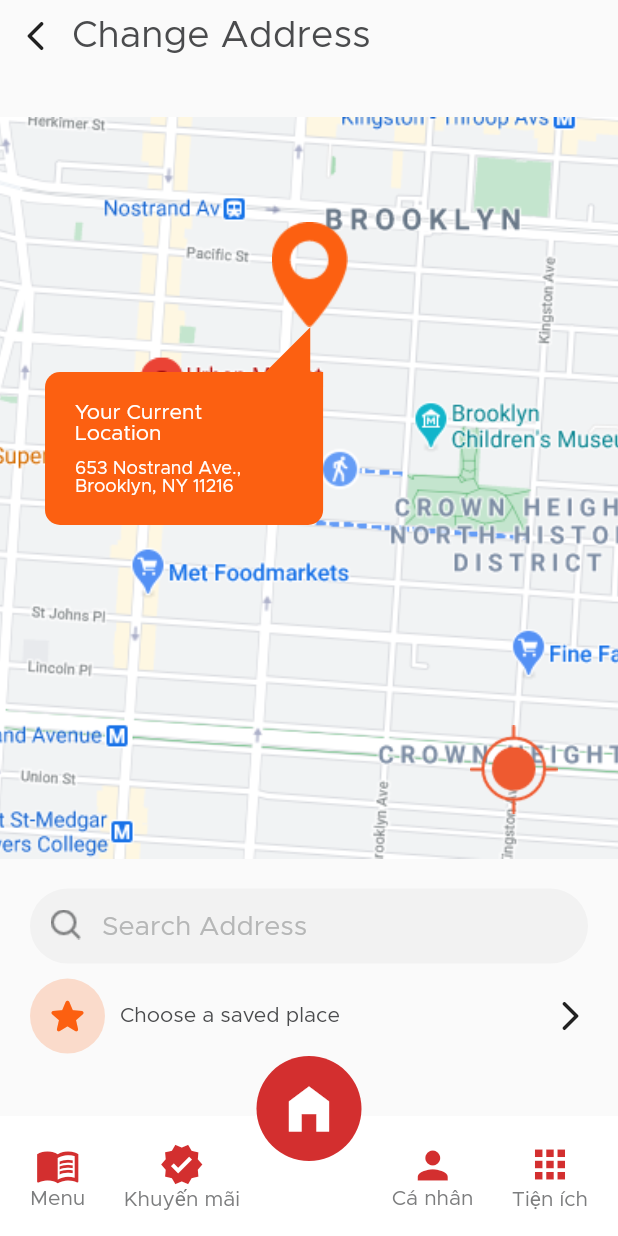
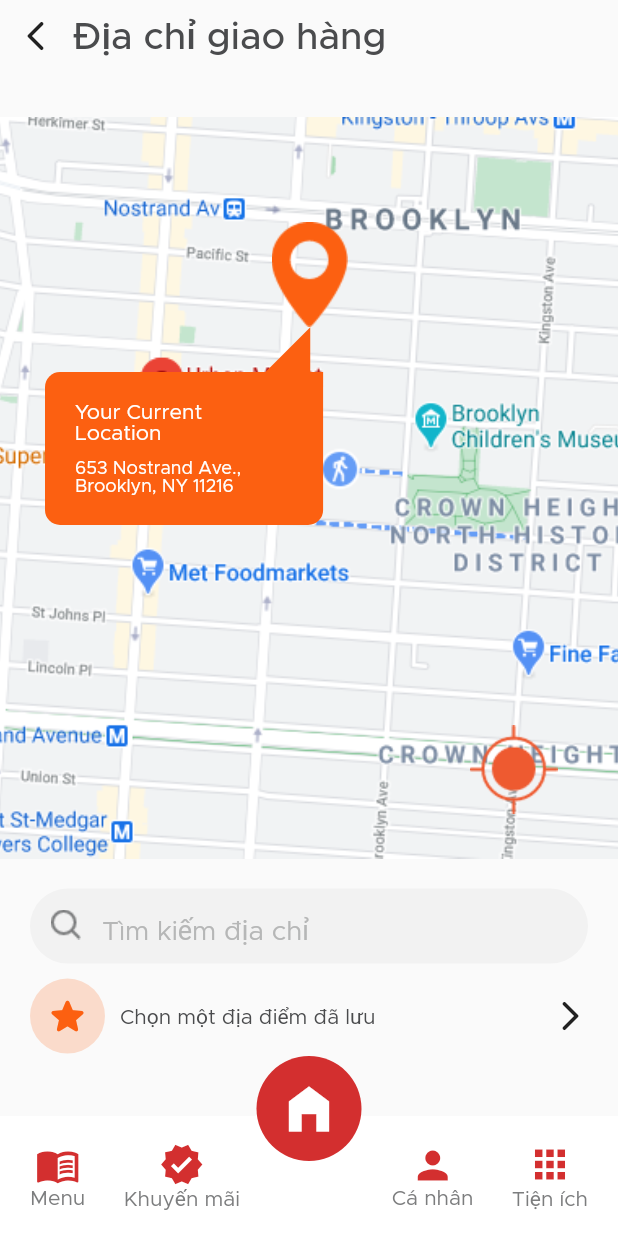
Before and after one commit to kaisertuan98/Food_delivery, a Flutter app: the ChangeAddressScreen screen opened by its route, on a phone screen of 412 x 824 dp. Run offline on Flutter 3.47's test engine with Material 2 defaults, Android fonts, the light colour scheme and no system bars; our stand-ins replace firebase_auth, firebase_core, google_sign_in; missing offline and left inert: clip_shadow; accounts and stored records are empty.

Commit message:
update logo

```diff
--- a/lib/screens/changeAddressScreen.dart
+++ b/lib/screens/changeAddressScreen.dart
@@ -25,8 +25,8 @@ class ChangeAddressScreen extends StatelessWidget {
                       ),
                     ),
                     Text(
-                      "Change Address",
-                      style: Helper.getTheme(context).headline5,
+                      "Địa chỉ giao hàng",
+                      style: Helper.getTheme(context).headline6,
                     )
                   ],
                 ),
@@ -124,7 +124,7 @@ class ChangeAddressScreen extends StatelessWidget {
                 SizedBox(
                   height: 20,
                 ),
-                SearchBar(title: "Search Address"),
+                SearchBar(title: "Tìm kiếm địa chỉ"),
                 SizedBox(
                   height: 10,
                 ),
@@ -150,7 +150,7 @@ class ChangeAddressScreen extends StatelessWidget {
                       ),
                       Expanded(
                         child: Text(
-                          "Choose a saved place",
+                          "Chọn một địa điểm đã lưu",
                           style: TextStyle(
                             color: AppColor.primary,
                           ),
```
Also changed, not shown: lib/screens/individualItem.dart (+15 -15 lines).
